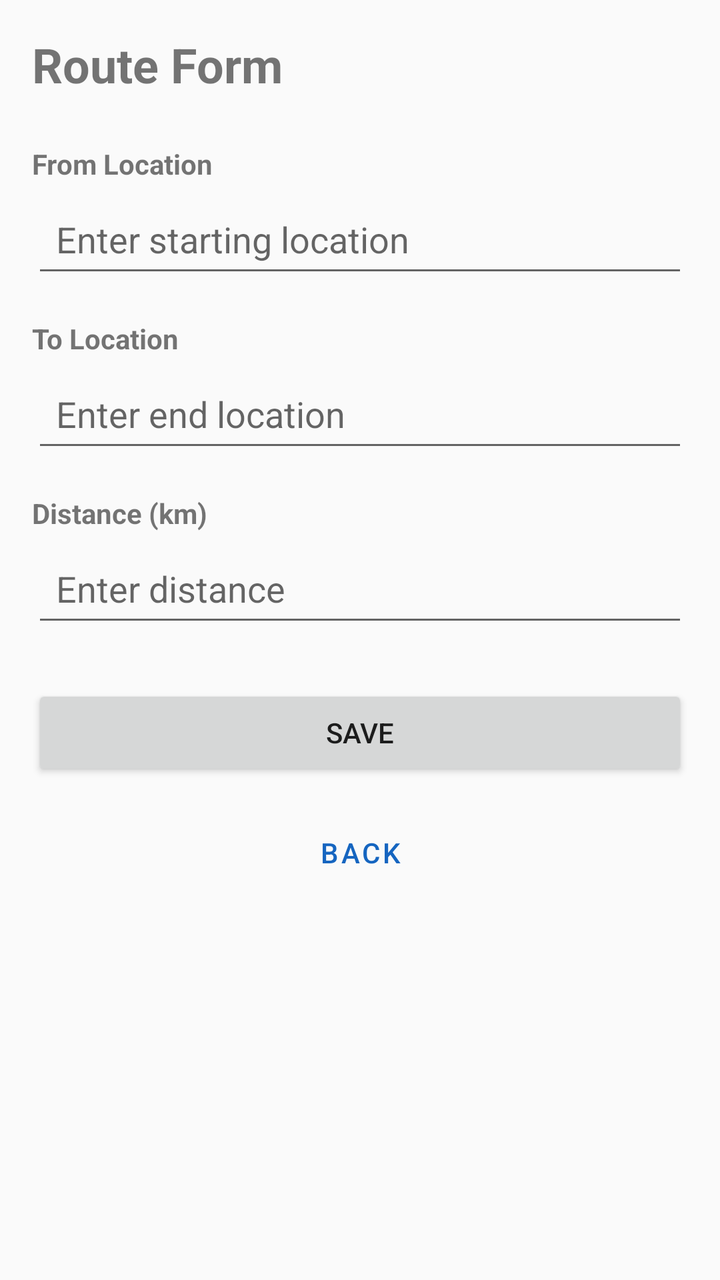
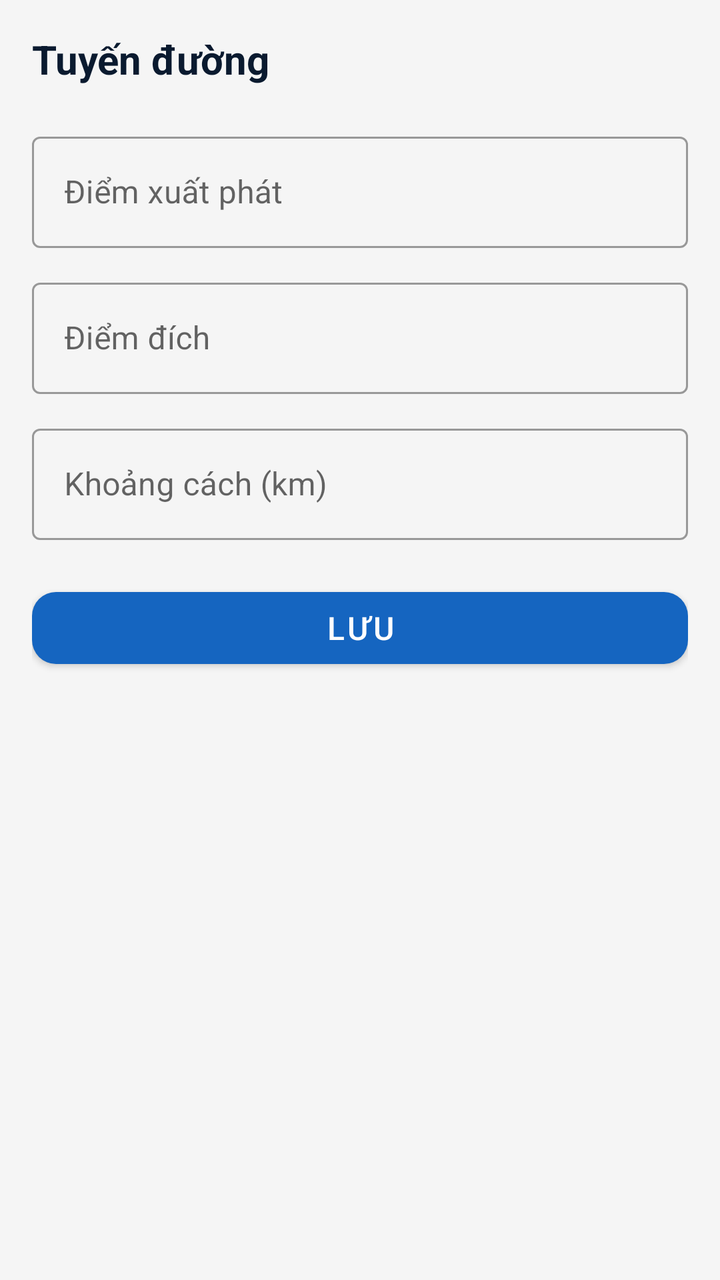

The first picture is an Android layout as it rendered before a commit; the second is the same layout after the commit. The layout source and the unified diff follow.
<!-- AndroidManifest.xml: application theme Theme.BusBooking -->
<!-- res/layout/fragment_route_form_admin.xml -->
<?xml version="1.0" encoding="utf-8"?>
<ScrollView xmlns:android="http://schemas.android.com/apk/res/android"
    android:layout_width="match_parent"
    android:layout_height="match_parent">

    <LinearLayout
        android:layout_width="match_parent"
        android:layout_height="wrap_content"
        android:orientation="vertical"
        android:padding="16dp">

        <TextView
            android:layout_width="wrap_content"
            android:layout_height="wrap_content"
            android:text="Route Form"
            android:textSize="24sp"
            android:textStyle="bold"
            android:layout_marginBottom="24dp" />

        <TextView
            android:layout_width="wrap_content"
            android:layout_height="wrap_content"
            android:text="From Location"
            android:textStyle="bold"
            android:textSize="14sp"
            android:layout_marginBottom="4dp" />

        <EditText
            android:id="@+id/originInput"
            android:layout_width="match_parent"
            android:layout_height="wrap_content"
            android:hint="Enter starting location"
            android:inputType="text"
            android:padding="12dp"
            android:layout_marginBottom="16dp" />

        <TextView
            android:layout_width="wrap_content"
            android:layout_height="wrap_content"
            android:text="To Location"
            android:textStyle="bold"
            android:textSize="14sp"
            android:layout_marginBottom="4dp" />

        <EditText
            android:id="@+id/destinationInput"
            android:layout_width="match_parent"
            android:layout_height="wrap_content"
            android:hint="Enter end location"
            android:inputType="text"
            android:padding="12dp"
            android:layout_marginBottom="16dp" />

        <TextView
            android:layout_width="wrap_content"
            android:layout_height="wrap_content"
            android:text="Distance (km)"
            android:textStyle="bold"
            android:textSize="14sp"
            android:layout_marginBottom="4dp" />

        <EditText
            android:id="@+id/distanceInput"
            android:layout_width="match_parent"
            android:layout_height="wrap_content"
            android:hint="Enter distance"
            android:inputType="numberDecimal"
            android:padding="12dp"
            android:layout_marginBottom="24dp" />

        <ProgressBar
            android:id="@+id/progressBar"
            android:layout_width="wrap_content"
            android:layout_height="wrap_content"
            android:visibility="gone"
            android:layout_gravity="center"
            android:layout_marginBottom="16dp" />

        <TextView
            android:id="@+id/errorText"
            android:layout_width="match_parent"
            android:layout_height="wrap_content"
            android:visibility="gone"
            android:textColor="@android:color/holo_red_dark"
            android:layout_marginBottom="16dp" />

        <Button
            android:id="@+id/saveButton"
            android:layout_width="match_parent"
            android:layout_height="wrap_content"
            android:text="SAVE"
            android:layout_marginBottom="12dp" />

        <Button
            android:id="@+id/backButton"
            android:layout_width="match_parent"
            android:layout_height="wrap_content"
            android:text="BACK"
            style="@style/Widget.MaterialComponents.Button.OutlinedButton" />

    </LinearLayout>

</ScrollView>
<!-- resources referenced by this layout -->
<resources>
  <style name="Theme.BusBooking" parent="Theme.MaterialComponents.Light.NoActionBar.Bridge">
          <item name="colorPrimary">@color/blue_primary</item>
          <item name="colorPrimaryDark">@color/blue_primary_dark</item>
          <item name="colorAccent">@color/blue_accent</item>
      </style>
  <color name="blue_primary">#1565C0</color>
  <color name="blue_primary_dark">#0D47A1</color>
  <color name="blue_accent">#2196F3</color>
</resources>

<!-- the commit's change to res/layout/fragment_route_form_admin.xml (unified diff, before → after) -->
@@ -1,7 +1,9 @@
 <?xml version="1.0" encoding="utf-8"?>
-<ScrollView xmlns:android="http://schemas.android.com/apk/res/android"
+<androidx.core.widget.NestedScrollView xmlns:android="http://schemas.android.com/apk/res/android"
+    xmlns:app="http://schemas.android.com/apk/res-auto"
     android:layout_width="match_parent"
-    android:layout_height="match_parent">
+    android:layout_height="match_parent"
+    android:background="@color/background_grey">
 
     <LinearLayout
         android:layout_width="match_parent"
@@ -9,95 +11,74 @@
         android:orientation="vertical"
         android:padding="16dp">
 
+        
         <TextView
             android:layout_width="wrap_content"
             android:layout_height="wrap_content"
-            android:text="Route Form"
-            android:textSize="24sp"
+            android:text="Tuyến đường"
+            android:textSize="20sp"
             android:textStyle="bold"
-            android:layout_marginBottom="24dp" />
+            android:textColor="@color/text_primary"
+            android:layout_marginBottom="20dp" />
 
-        <TextView
-            android:layout_width="wrap_content"
-            android:layout_height="wrap_content"
-            android:text="From Location"
-            android:textStyle="bold"
-            android:textSize="14sp"
-            android:layout_marginBottom="4dp" />
-
-        <EditText
-            android:id="@+id/originInput"
+        
+        <com.google.android.material.textfield.TextInputLayout
             android:layout_width="match_parent"
             android:layout_height="wrap_content"
-            android:hint="Enter starting location"
-            android:inputType="text"
-            android:padding="12dp"
-            android:layout_marginBottom="16dp" />
+            android:layout_marginBottom="12dp"
+            style="@style/Widget.MaterialComponents.TextInputLayout.OutlinedBox">
 
-        <TextView
-            android:layout_width="wrap_content"
-            android:layout_height="wrap_content"
-            android:text="To Location"
-            android:textStyle="bold"
-            android:textSize="14sp"
-            android:layout_marginBottom="4dp" />
+            <com.google.android.material.textfield.TextInputEditText
+                android:id="@+id/originInput"
+                android:layout_width="match_parent"
+                android:layout_height="wrap_content"
+                android:hint="Điểm xuất phát"
+                android:inputType="text" />
 
-        <EditText
-            android:id="@+id/destinationInput"
+        </com.google.android.material.textfield.TextInputLayout>
+
+        
+        <com.google.android.material.textfield.TextInputLayout
             android:layout_width="match_parent"
             android:layout_height="wrap_content"
-            android:hint="Enter end location"
-            android:inputType="text"
-            android:padding="12dp"
-            android:layout_marginBottom="16dp" />
+            android:layout_marginBottom="12dp"
+            style="@style/Widget.MaterialComponents.TextInputLayout.OutlinedBox">
 
-        <TextView
-            android:layout_width="wrap_content"
-            android:layout_height="wrap_content"
-            android:text="Distance (km)"
-            android:textStyle="bold"
-            android:textSize="14sp"
-            android:layout_marginBottom="4dp" />
+            <com.google.android.material.textfield.TextInputEditText
+                android:id="@+id/destinationInput"
+                android:layout_width="match_parent"
+                android:layout_height="wrap_content"
+                android:hint="Điểm đích"
+                android:inputType="text" />
 
-        <EditText
-            android:id="@+id/distanceInput"
+        </com.google.android.material.textfield.TextInputLayout>
+
+        
+        <com.google.android.material.textfield.TextInputLayout
             android:layout_width="match_parent"
             android:layout_height="wrap_content"
-            android:hint="Enter distance"
-            android:inputType="numberDecimal"
-            android:padding="12dp"
-            android:layout_marginBottom="24dp" />
+            android:layout_marginBottom="20dp"
+            style="@style/Widget.MaterialComponents.TextInputLayout.OutlinedBox">
 
-        <ProgressBar
-            android:id="@+id/progressBar"
-            android:layout_width="wrap_content"
-            android:layout_height="wrap_content"
-            android:visibility="gone"
-            android:layout_gravity="center"
-            android:layout_marginBottom="16dp" />
+            <com.google.android.material.textfield.TextInputEditText
+                android:id="@+id/distanceInput"
+                android:layout_width="match_parent"
+                android:layout_height="wrap_content"
+                android:hint="Khoảng cách (km)"
+                android:inputType="numberDecimal" />
 
-        <TextView
-            android:id="@+id/errorText"
-            android:layout_width="match_parent"
-            android:layout_height="wrap_content"
-            android:visibility="gone"
-            android:textColor="@android:color/holo_red_dark"
-            android:layout_marginBottom="16dp" />
+        </com.google.android.material.textfield.TextInputLayout>
 
-        <Button
+        
+        <com.google.android.material.button.MaterialButton
             android:id="@+id/saveButton"
             android:layout_width="match_parent"
-            android:layout_height="wrap_content"
-            android:text="SAVE"
-            android:layout_marginBottom="12dp" />
-
-        <Button
-            android:id="@+id/backButton"
-            android:layout_width="match_parent"
-            android:layout_height="wrap_content"
-            android:text="BACK"
-            style="@style/Widget.MaterialComponents.Button.OutlinedButton" />
+            android:layout_height="48dp"
+            android:text="Lưu"
+            android:textSize="16sp"
+            app:backgroundTint="@color/blue_primary"
+            app:cornerRadius="12dp" />
 
     </LinearLayout>
 
-</ScrollView>
+</androidx.core.widget.NestedScrollView>
<!-- resource entries referenced after the edit -->
@@ -1,11 +1,13 @@
 <!-- resources referenced by this layout -->
 <resources>
+  <color name="background_grey">#F5F5F5</color>
   <style name="Theme.BusBooking" parent="Theme.MaterialComponents.Light.NoActionBar.Bridge">
           <item name="colorPrimary">@color/blue_primary</item>
           <item name="colorPrimaryDark">@color/blue_primary_dark</item>
           <item name="colorAccent">@color/blue_accent</item>
       </style>
   <color name="blue_primary">#1565C0</color>
+  <color name="text_primary">#0A1A2F</color>
   <color name="blue_primary_dark">#0D47A1</color>
   <color name="blue_accent">#2196F3</color>
 </resources>
